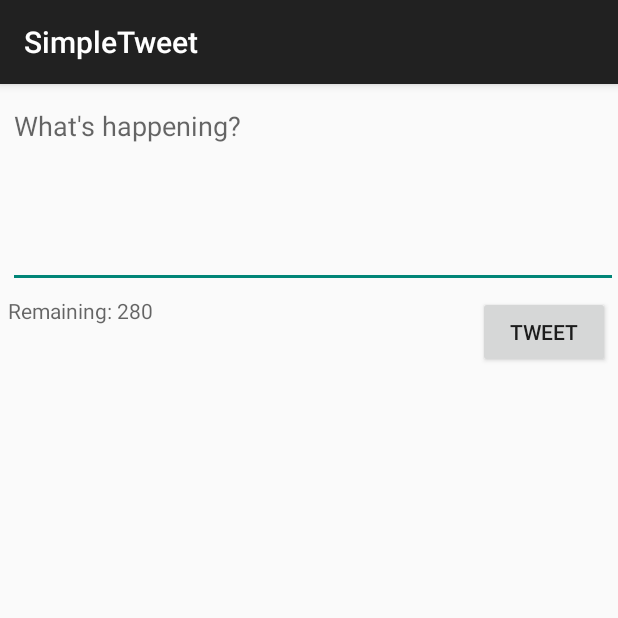
After one commit to markeisa/SimpleTweet, an Android app: the ComposeActivity screen opened directly, with no data from a screen before it, on a phone screen of 412 x 824 dp, the top half of it. The commit adds this screen. Run offline under Robolectric (Android 15) with nearby library versions, the phone set to English and light mode, and no system bars; our stand-ins replace Room's generated code; libraries missing offline, so code that uses them is left out: com.codepath.asynchttpclient, com.facebook.stetho, org.parceler; 1 statement that could not run was skipped.

Commit message:
Updated Code

```diff
--- a/app/build.gradle
+++ b/app/build.gradle
@@ -53,4 +53,7 @@ dependencies {
     annotationProcessor "androidx.room:room-compiler:$room_version"
     implementation 'com.facebook.stetho:stetho:1.5.1'
     implementation 'androidx.swiperefreshlayout:swiperefreshlayout:1.0.0'
+
+    implementation 'org.parceler:parceler-api:1.1.12'
+    annotationProcessor 'org.parceler:parceler:1.1.12'
 }
--- a/app/src/main/AndroidManifest.xml
+++ b/app/src/main/AndroidManifest.xml
@@ -13,7 +13,8 @@
         android:icon="@drawable/ic_launcher"
         android:label="@string/app_name"
         android:theme="@style/AppTheme">
-        <activity android:name=".TimelineActivity"></activity>
+        <activity android:name=".ComposeActivity"></activity>
+        <activity android:name=".TimelineActivity" />
         <activity
             android:name=".LoginActivity"
             android:label="@string/app_name"
--- /dev/null
+++ b/app/src/main/java/com/codepath/apps/restclienttemplate/ComposeActivity.java
@@ -0,0 +1,112 @@
+package com.codepath.apps.restclienttemplate;
+
+import androidx.appcompat.app.AppCompatActivity;
+
+import android.content.Intent;
+import android.os.Bundle;
+import android.text.Editable;
+import android.text.TextWatcher;
+import android.util.Log;
+import android.view.View;
+import android.widget.Button;
+import android.widget.EditText;
+import android.widget.TextView;
+import android.widget.Toast;
+
+import com.codepath.apps.restclienttemplate.models.Tweet;
+import com.codepath.asynchttpclient.callback.JsonHttpResponseHandler;
+
+import org.json.JSONException;
+import org.parceler.Parcels;
+
+import okhttp3.Headers;
+
+public class ComposeActivity extends AppCompatActivity {
+
+    public static final String TAG = "ComposeActivity";
+    public static final int MAX_TWEET_LENGTH = 140;
+    TextView tvCharCount;
+    EditText etCompose;
+    Button btnTweet;
+
+    TwitterClient client;
+
+
+    @Override
+    protected void onCreate(Bundle savedInstanceState) {
+        super.onCreate(savedInstanceState);
+        setContentView(R.layout.activity_compose);
+
+        client = TwitterApp.getRestClient(this);
+        tvCharCount = findViewById(R.id.tvCharCount);
+        etCompose = findViewById(R.id.etCompose);
+        btnTweet = findViewById(R.id.btnTweet);
+
+
+        etCompose.addTextChangedListener(new TextWatcher() {
+            @Override
+            public void onTextChanged(CharSequence s, int start, int before, int count) {
+                int character = etCompose.length();
+                character = MAX_TWEET_LENGTH - character;
+                String convert = String.valueOf(character);
+                tvCharCount.setText("Remaining characters: " + convert);
+            }
+
+            @Override
+            public void beforeTextChanged(CharSequence s, int start, int count, int after) {
+                // Fires right before text is changing
+            }
+
+            @Override
+            public void afterTextChanged(Editable s) {
+                // Fires right after the text has changed
+
+            }
+        });
+
+
+
+
+        //Add click listener
+        btnTweet.setOnClickListener(new View.OnClickListener() {
+            @Override
+            public void onClick(View v) {
+              String tweetContent = etCompose.getText().toString();
+              if (tweetContent.isEmpty()){
+                  Toast.makeText(ComposeActivity.this, "Sorry, your tweet cannot be empty", Toast.LENGTH_LONG).show();
+                  return;
+              }
+              if (tweetContent.length() > MAX_TWEET_LENGTH){
+                  Toast.makeText(ComposeActivity.this, "Sorry, your tweet is too long", Toast.LENGTH_LONG).show();
+                  return;
+              }
+                Toast.makeText(ComposeActivity.this, tweetContent, Toast.LENGTH_LONG).show();
+                //API call to twitter
+                client.publishTweet (tweetContent, new JsonHttpResponseHandler(){
+                    @Override
+                    public void onSuccess(int statusCode, Headers headers, JSON json) {
+                        Log.i(TAG,"onSuccess to publish tweet");
+                        try {
+                           Tweet tweet = Tweet.fromJson(json.jsonObject);
+                           Log.i(TAG, "Published tweet says:" + tweet);
+                           Intent intent = new Intent();
+                           intent.putExtra( "tweet" , Parcels.wrap(tweet));
+                           setResult(RESULT_OK, intent);
+                           finish();
+
+                        } catch (JSONException e) {
+                            e.printStackTrace();
+                        }
+
+                    }
+
+                    @Override
+                    public void onFailure(int statusCode, Headers headers, String response, Throwable throwable) {
+                       Log.e(TAG,"onFailure to publish tweet" , throwable);
+                    }
+                });
+            }
+
+        });
+    }
+}
--- a/app/src/main/java/com/codepath/apps/restclienttemplate/models/User.java
+++ b/app/src/main/java/com/codepath/apps/restclienttemplate/models/User.java
@@ -2,9 +2,11 @@ package com.codepath.apps.restclienttemplate.models;
 
 import org.json.JSONException;
 import org.json.JSONObject;
+import org.parceler.Parcel;
 
 import java.util.ArrayList;
 import java.util.List;
+@Parcel
 
 public class User {
 
@@ -13,6 +15,10 @@ public class User {
     public String profileImageUrl;
     public long id;
 
+    //empty constructor needed by the parceler library
+    public User(){
+
+    }
     public static User fromJson(JSONObject jsonObject) throws JSONException {
         User user = new User();
         user.name = jsonObject.getString("name");
--- /dev/null
+++ b/app/src/main/res/layout/activity_compose.xml
@@ -0,0 +1,45 @@
+<?xml version="1.0" encoding="utf-8"?>
+<RelativeLayout
+    xmlns:android="http://schemas.android.com/apk/res/android"
+    xmlns:app="http://schemas.android.com/apk/res-auto"
+    xmlns:tools="http://schemas.android.com/tools"
+    android:layout_width="match_parent"
+    android:layout_height="match_parent"
+    tools:context=".ComposeActivity">
+
+    <EditText
+        android:id="@+id/etCompose"
+        android:layout_width="match_parent"
+        android:layout_height="wrap_content"
+        android:layout_alignParentStart="true"
+        android:layout_alignParentTop="true"
+        android:layout_marginStart="5dp"
+        android:layout_marginTop="5dp"
+        android:ems="10"
+        android:gravity="start|top"
+        android:hint="What's happening?"
+        android:inputType="textMultiLine"
+        android:minLines="5" />
+
+    <Button
+        android:id="@+id/btnTweet"
+        android:layout_width="wrap_content"
+        android:layout_height="wrap_content"
+        android:layout_below="@id/etCompose"
+        android:layout_alignParentTop="false"
+        android:layout_alignParentEnd="true"
+        android:layout_marginTop="5dp"
+        android:layout_marginEnd="5dp"
+        android:text="Tweet" />
+
+    <TextView
+        android:id="@+id/tvCharCount"
+        android:layout_width="wrap_content"
+        android:layout_height="wrap_content"
+        android:layout_below="@+id/etCompose"
+        android:layout_alignParentStart="true"
+        android:layout_marginStart="5dp"
+        android:layout_marginTop="5dp"
+        android:hint="Remaining: 280"
+        android:textColor="@android:color/black" />
+</RelativeLayout>
```
Also changed, not shown: app/src/main/java/com/codepath/apps/restclienttemplate/LoginActivity.java (+0 -18 lines), app/src/main/java/com/codepath/apps/restclienttemplate/TimelineActivity.java (+41 -0 lines), app/src/main/java/com/codepath/apps/restclienttemplate/TwitterClient.java (+7 -0 lines), app/src/main/java/com/codepath/apps/restclienttemplate/models/Tweet.java (+7 -0 lines), app/src/main/res/menu/menu_main.xml (added, +10 -0 lines).
